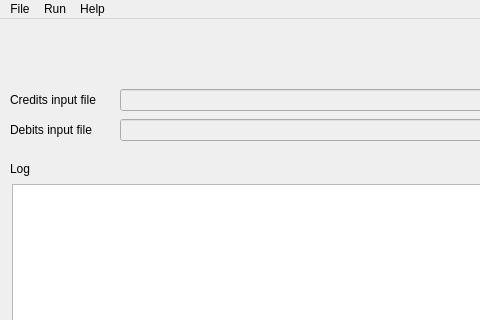
First picture: the form in carbonCalculatorGUI/mainwindow.ui, repository ARPA-SIMC/carbonCalculator, before the edit; both pictures show x 0 to 480 and y 0 to 320 of the 800 by 700 pixel window.
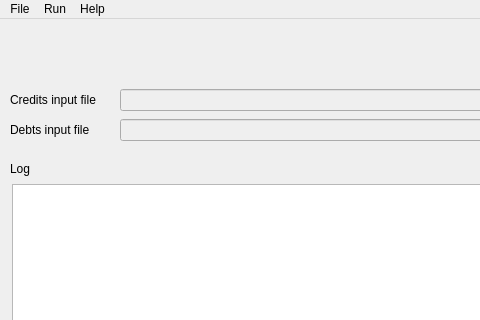
Second picture: the form after the edit.

Commit message: sostituito debit con debt in tutti i progetti

What changed in the file:
```diff
--- a/carbonCalculatorGUI/mainwindow.ui
+++ b/carbonCalculatorGUI/mainwindow.ui
@@ -78,7 +78,7 @@
      </font>
     </property>
     <property name="text">
-     <string>Debits input file</string>
+     <string>Debts input file</string>
     </property>
    </widget>
    <widget class="QLineEdit" name="sellerBox">
```
Left out of the diff: 4 changed lines with no effect on the pictures. The commit also changes 8 other files.
